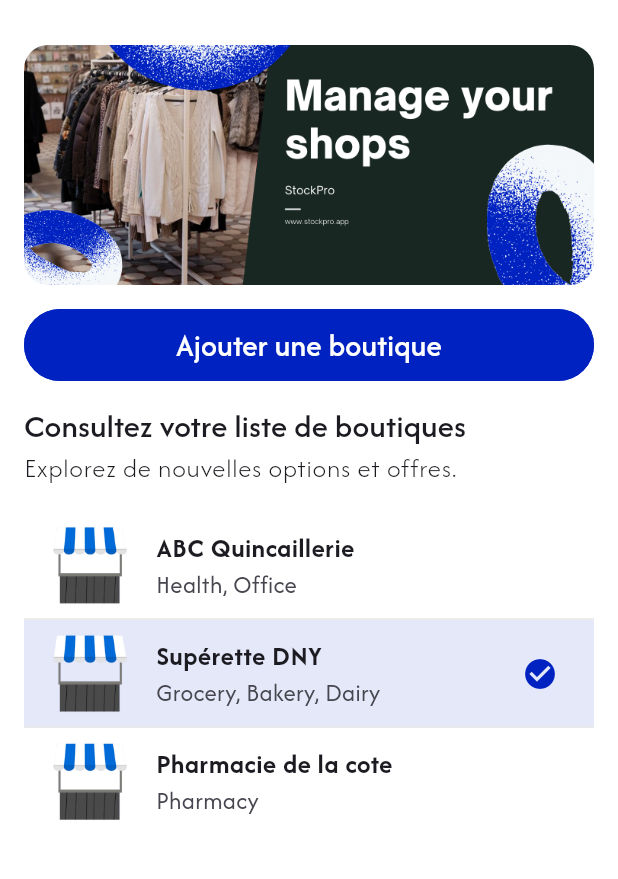
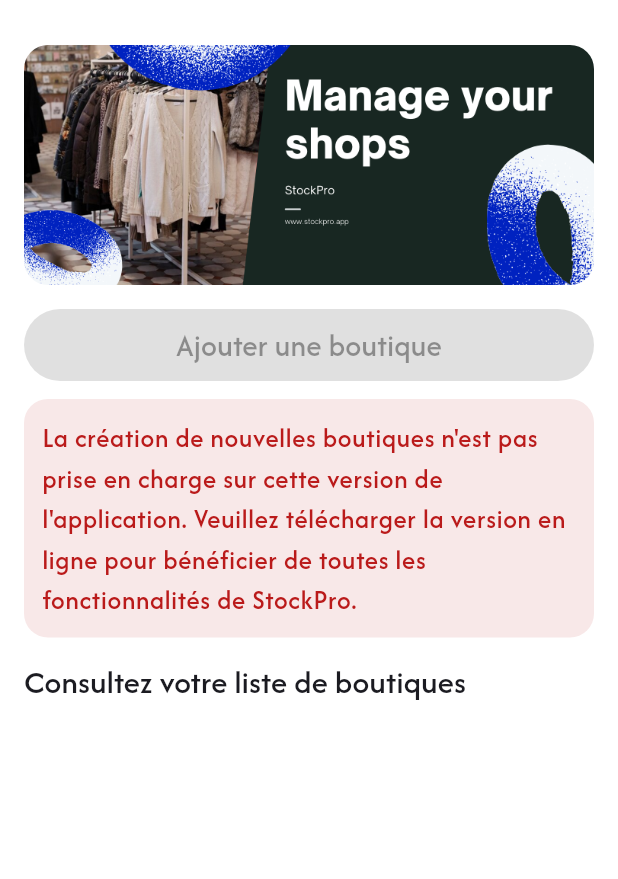
Before and after one commit to Asmitta-01/StockPro---Mobile-app, a Flutter app: the ShopsView screen opened by its route, on a phone screen of 412 x 824 dp, the part 63-942 px from its top. Run offline on Flutter 3.47's test engine with Material 3 defaults, Android fonts, the phone set to English and light mode, and no system bars; our stand-ins replace fl_chart, flutter_typeahead, get, loading_animation_widget, package_info_plus, shared_preferences and 1 more; accounts and stored records are empty; generated files the repository leaves out were written again.

Commit message:
Refactor shop loading logic

```diff
--- a/assets/languages/en.json
+++ b/assets/languages/en.json
@@ -216,5 +216,6 @@
     "show_unit_prices": "Show unit prices",
     "hide": "Hide",
     "an_unexpected_error_occurred_during_the_deletion": "An unexpected error occurred during the deletion",
-    "you_are_going_to_delete_the_following_items": "You are going to permanently delete the following items"
+    "you_are_going_to_delete_the_following_items": "You are going to permanently delete the following items",
+    "creating_new_stores_is_not_supported_on_version_of_the_application": "Creating new stores is not supported on this version of the application. Please download the online version to benefit from all the features of StockPro."
 }
--- a/assets/languages/fr.json
+++ b/assets/languages/fr.json
@@ -216,5 +216,6 @@
     "show_unit_prices": "Afficher les prix unitaires",
     "hide": "Cacher",
     "an_unexpected_error_occurred_during_the_deletion": "Une erreur inattendue est survenue lors de la suppression",
-    "you_are_going_to_delete_the_following_items": "Vous allez supprimer définitivement les articles suivants"
+    "you_are_going_to_delete_the_following_items": "Vous allez supprimer définitivement les articles suivants",
+    "creating_new_stores_is_not_supported_on_version_of_the_application": "La création de nouvelles boutiques n'est pas prise en charge sur cette version de l'application. Veuillez télécharger la version en ligne pour bénéficier de toutes les fonctionnalités de StockPro."
 }
--- a/lib/controllers/shops/shops_controller.dart
+++ b/lib/controllers/shops/shops_controller.dart
@@ -1,43 +1,30 @@
 import 'package:flutter/material.dart';
 import 'package:get/get.dart';
+import 'package:sqflite/sqflite.dart';
 import 'package:stock_pro/models/shop_model.dart';
+import 'package:stock_pro/repositories/helpers/database_exception_handler.dart';
+import 'package:stock_pro/repositories/shop_repository.dart';
 
 class ShopsController extends GetxController {
   GlobalKey<ScaffoldState> scaffoldKey = GlobalKey<ScaffoldState>();
   final int pagePosition = 5;
 
-  final List<ShopModel> shops = [
-    ShopModel(
-      id: 1,
-      name: "ABC Quincaillerie",
-      image: "https://picsum.photos/500",
-      logo: null,
-      website: "https://my-website.com",
-      address: "Buea, Front Diva",
-      categories: ["Health", "Office"],
-      createdAt: DateTime.now(),
-    ),
-    ShopModel(
-      id: 2,
-      name: "Supérette DNY",
-      image: "https://picsum.photos/400",
-      logo: "",
-      website: "https://my-second-website.com",
-      address: "Buea, Back low coast",
-      active: true,
-      categories: ["Grocery", "Bakery", "Dairy"],
-      createdAt: DateTime.now(),
-    ),
-    ShopModel(
-      id: 3,
-      name: "Pharmacie de la cote",
-      image: "https://picsum.photos/500",
-      address: "Kribi",
-      logo: "",
-      categories: ["Pharmacy"],
-      createdAt: DateTime.now(),
-    ),
-  ];
+  final ShopRepository _repository = Get.find();
+
+  final List<ShopModel> shops = [];
+
+  ShopsController() {
+    _loadShops();
+  }
+
+  void _loadShops() async {
+    try {
+      shops.addAll(await _repository.getAll());
+      update();
+    } on DatabaseException catch (e) {
+      DatabaseExceptionHandler.handleException(e);
+    }
+  }
 
   void setShopAsActive(int id) {
     for (var shop in shops) {
@@ -51,21 +38,6 @@ class ShopsController extends GetxController {
     Get.back();
   }
 
-  void addNewShop() {
-    Get.showSnackbar(
-      GetSnackBar(
-        message: "can_not_perform_this_action_now".tr,
-        icon: Icon(
-          Icons.block,
-          color: Get.theme.colorScheme.onError,
-        ),
-        backgroundColor: Get.theme.colorScheme.error,
-        duration: const Duration(seconds: 3),
-        onTap: (snack) => Get.closeCurrentSnackbar(),
-      ),
-    );
-  }
-
   void openDrawer() {
     scaffoldKey.currentState!.openDrawer();
   }
--- a/lib/views/shops/shops_view.dart
+++ b/lib/views/shops/shops_view.dart
@@ -31,15 +31,26 @@ class ShopsView extends GetView<ShopsController> {
             buildBanner(),
             const SizedBox(height: 16),
             addNewShopButton(),
+            Container(
+              margin: const EdgeInsets.only(top: 12),
+              padding: const EdgeInsets.all(12),
+              decoration: BoxDecoration(
+                color: Get.theme.colorScheme.error.withOpacity(.1),
+                borderRadius: BorderRadius.circular(16),
+              ),
+              child: Text(
+                "creating_new_stores_is_not_supported_on_version_of_the_application"
+                    .tr,
+                style: Get.textTheme.bodyLarge!.copyWith(
+                  fontWeight: FontWeight.w500,
+                  color: Get.theme.colorScheme.error,
+                ),
+              ),
+            ),
             const SizedBox(height: 16),
             Text(
               "check_your_shop_list".tr,
               style: Get.textTheme.titleLarge,
-            ),
-            Text(
-              "explore_new_options".tr,
-              style: Get.textTheme.bodyLarge!
-                  .copyWith(fontWeight: FontWeight.w300),
             ),
             const SizedBox(height: 16),
             buildShopList(),
@@ -63,7 +74,12 @@ class ShopsView extends GetView<ShopsController> {
   }
 
   Widget addNewShopButton() => ElevatedButton(
-      onPressed: controller.addNewShop, child: Text('add_new_shop'.tr));
+        onPressed: null,
+        style: ElevatedButton.styleFrom(
+          side: const BorderSide(color: Colors.transparent),
+        ),
+        child: Text('add_new_shop'.tr),
+      );
 
   Widget buildShopList() {
     return ListView.separated(
```
Also changed, not shown: lib/widgets/bottom_sheets/shop_bottom_sheet.dart (+7 -5 lines).
